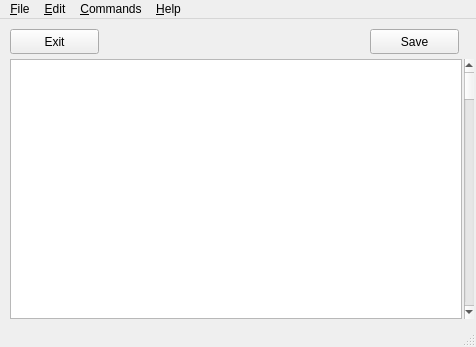
Before: the Qt Designer form KBD/fileeditor.ui in D7R103/KBD, drawn with Qt 5.
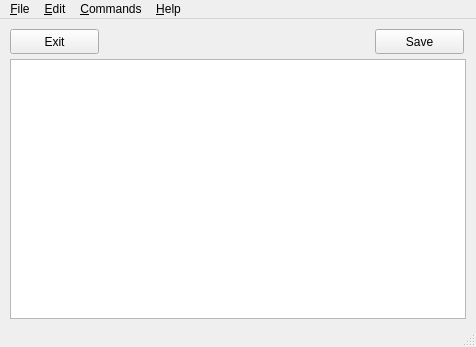
After: the same form once the commit is applied.

The edit to the form file:
```diff
--- a/KBD/fileeditor.ui
+++ b/KBD/fileeditor.ui
@@ -26,25 +26,12 @@
    <string>MainWindow</string>
   </property>
   <widget class="QWidget" name="centralwidget">
-   <widget class="QScrollBar" name="verticalScrollBar">
-    <property name="geometry">
-     <rect>
-      <x>464</x>
-      <y>40</y>
-      <width>10</width>
-      <height>260</height>
-     </rect>
-    </property>
-    <property name="orientation">
-     <enum>Qt::Vertical</enum>
-    </property>
-   </widget>
-   <widget class="QPlainTextEdit" name="plainTextEdit">
+   <widget class="QPlainTextEdit" name="txt_edit">
     <property name="geometry">
      <rect>
       <x>10</x>
       <y>40</y>
-      <width>452</width>
+      <width>456</width>
       <height>260</height>
      </rect>
     </property>
@@ -57,7 +44,7 @@
    <widget class="QPushButton" name="btn_save">
     <property name="geometry">
      <rect>
-      <x>370</x>
+      <x>375</x>
       <y>10</y>
       <width>89</width>
       <height>25</height>
```
Left out of the diff: 31 changed lines with no effect on the pictures.
